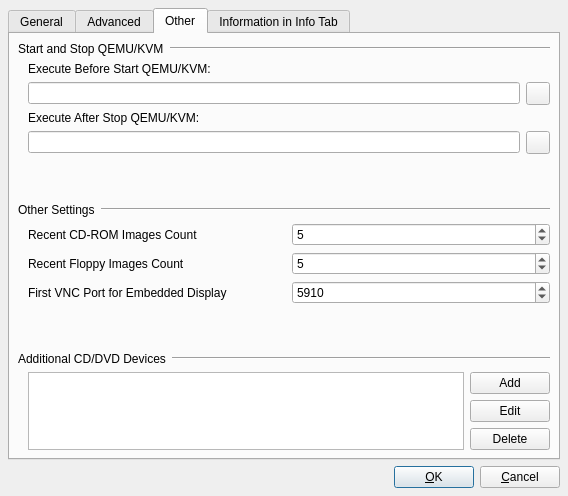
qunying/aqemu-old, file Advanced_Settings_Window.ui: the form before one commit.
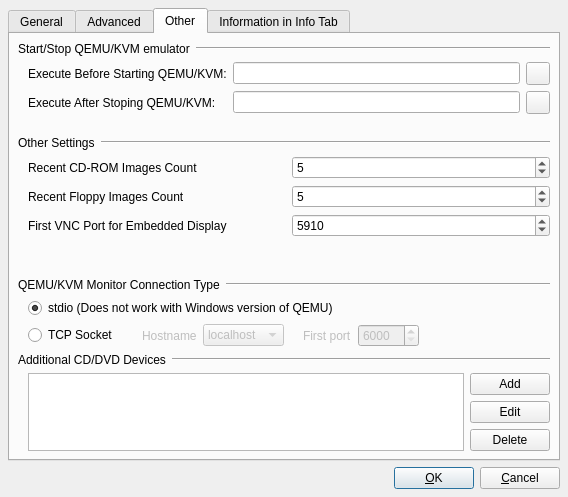
The form after the commit. The open tabs and pages were chosen to show the change. Icons and pictures are not drawn.

Commit message: Added initial Windows support and updated English translation

What changed in the file:
```diff
--- a/Advanced_Settings_Window.ui
+++ b/Advanced_Settings_Window.ui
@@ -8,7 +8,7 @@
     <x>0</x>
     <y>0</y>
     <width>568</width>
-    <height>496</height>
+    <height>497</height>
    </rect>
   </property>
   <property name="windowTitle">
@@ -972,7 +972,7 @@
               </sizepolicy>
              </property>
              <property name="text">
-              <string>Start and Stop QEMU/KVM</string>
+              <string>Start/Stop QEMU/KVM emulator</string>
              </property>
             </widget>
            </item>
@@ -993,17 +993,17 @@
            <item row="0" column="0">
             <widget class="QLabel" name="Label_Before_Start">
              <property name="text">
-              <string>Execute Before Start QEMU/KVM:</string>
+              <string>Execute Before Starting QEMU/KVM:</string>
              </property>
              <property name="buddy">
               <cstring>Edit_Before_Start_Command</cstring>
              </property>
             </widget>
            </item>
-           <item row="1" column="0">
+           <item row="0" column="1">
             <widget class="QLineEdit" name="Edit_Before_Start_Command"/>
            </item>
-           <item row="1" column="1">
+           <item row="0" column="2">
             <widget class="QToolButton" name="TB_Browse_Before">
              <property name="text">
               <string/>
@@ -1014,20 +1014,20 @@
              </property>
             </widget>
            </item>
-           <item row="2" column="0">
+           <item row="1" column="0">
             <widget class="QLabel" name="Label_After_Stop">
              <property name="text">
-              <string>Execute After Stop QEMU/KVM:</string>
+              <string>Execute After Stoping QEMU/KVM:</string>
              </property>
              <property name="buddy">
               <cstring>Edit_After_Stop_Command</cstring>
              </property>
             </widget>
            </item>
-           <item row="3" column="0">
+           <item row="1" column="1">
             <widget class="QLineEdit" name="Edit_After_Stop_Command"/>
            </item>
-           <item row="3" column="1">
+           <item row="1" column="2">
             <widget class="QToolButton" name="TB_Browse_After">
              <property name="text">
               <string/>
@@ -1163,6 +1163,170 @@
          </property>
         </spacer>
        </item>
+       <item>
+        <layout class="QVBoxLayout" name="verticalLayout_7">
+         <item>
+          <layout class="QHBoxLayout" name="horizontalLayout_18">
+           <item>
+            <widget class="QLabel" name="Label_Monitor_Connection_Type">
+             <property name="sizePolicy">
+              <sizepolicy hsizetype="Maximum" vsizetype="Preferred">
+               <horstretch>0</horstretch>
+               <verstretch>0</verstretch>
+              </sizepolicy>
+             </property>
+             <property name="text">
+              <string>QEMU/KVM Monitor Connection Type</string>
+             </property>
+            </widget>
+           </item>
+           <item>
+            <widget class="Line" name="line_22">
+             <property name="orientation">
+              <enum>Qt::Horizontal</enum>
+             </property>
+            </widget>
+           </item>
+          </layout>
+         </item>
+         <item>
+          <layout class="QVBoxLayout" name="verticalLayout_5">
+           <property name="leftMargin">
+            <number>10</number>
+           </property>
+           <item>
+            <widget class="QRadioButton" name="RB_Monitor_STDIO">
+             <property name="text">
+              <string>stdio (Does not work with Windows version of QEMU)</string>
+             </property>
+             <property name="checked">
+              <bool>true</bool>
+             </property>
+            </widget>
+           </item>
+           <item>
+            <layout class="QHBoxLayout" name="horizontalLayout_19">
+             <item>
+              <widget class="QRadioButton" name="RB_Monitor_TCP">
+               <property name="text">
+                <string>TCP Socket</string>
+               </property>
+              </widget>
+             </item>
+             <item>
+              <spacer name="horizontalSpacer_6">
+               <property name="orientation">
+                <enum>Qt::Horizontal</enum>
+               </property>
+               <property name="sizeType">
+                <enum>QSizePolicy::Fixed</enum>
+               </property>
+               <property name="sizeHint" stdset="0">
+                <size>
+                 <width>18</width>
+                 <height>20</height>
+                </size>
+               </property>
+              </spacer>
+             </item>
+             <item>
+              <widget class="QLabel" name="Label_Monitor_Hostname">
+               <property name="enabled">
+                <bool>false</bool>
+               </property>
+               <property name="text">
+                <string>Hostname</string>
+               </property>
+              </widget>
+             </item>
+             <item>
+              <widget class="QComboBox" name="CB_Monitor_Hostname">
+               <property name="enabled">
+                <bool>false</bool>
+               </property>
+               <item>
+                <property name="text">
+                 <string>localhost</string>
+                </property>
+               </item>
+               <item>
+                <property name="text">
+                 <string>127.0.0.1</string>
+                </property>
+               </item>
+              </widget>
+             </item>
+             <item>
+              <spacer name="horizontalSpacer_5">
+               <property name="orientation">
+                <enum>Qt::Horizontal</enum>
+               </property>
+               <property name="sizeType">
+                <enum>QSizePolicy::Fixed</enum>
+               </property>
+               <property name="sizeHint" stdset="0">
+                <size>
+                 <width>13</width>
+                 <height>20</height>
+                </size>
+               </property>
+              </spacer>
+             </item>
+             <item>
+              <widget class="QLabel" name="Label_Monitor_Port">
+               <property name="enabled">
+                <bool>false</bool>
+               </property>
+               <property name="text">
+                <string>First port</string>
+               </property>
+              </widget>
+             </item>
+             <item>
+              <widget class="QSpinBox" name="SB_Monitor_Port">
+               <property name="enabled">
+                <bool>false</bool>
+               </property>
+               <property name="minimum">
+                <number>6000</number>
+               </property>
+               <property name="maximum">
+                <number>65000</number>
+               </property>
+              </widget>
+             </item>
+             <item>
+              <spacer name="horizontalSpacer_7">
+               <property name="orientation">
+                <enum>Qt::Horizontal</enum>
+               </property>
+               <property name="sizeHint" stdset="0">
+                <size>
+                 <width>40</width>
+                 <height>20</height>
+                </size>
+               </property>
+              </spacer>
+             </item>
+            </layout>
+           </item>
+          </layout>
+         </item>
+        </layout>
+       </item>
+       <item>
+        <spacer name="verticalSpacer_7">
+         <property name="orientation">
+          <enum>Qt::Vertical</enum>
+         </property>
+         <property name="sizeHint" stdset="0">
+          <size>
+           <width>20</width>
+           <height>2</height>
+          </size>
+         </property>
+        </spacer>
+       </item>
        <item>
         <layout class="QVBoxLayout" name="verticalLayout_9">
          <item>
```
Left out of the diff: 176 changed lines with no effect on the pictures. The commit also changes 43 other files.
